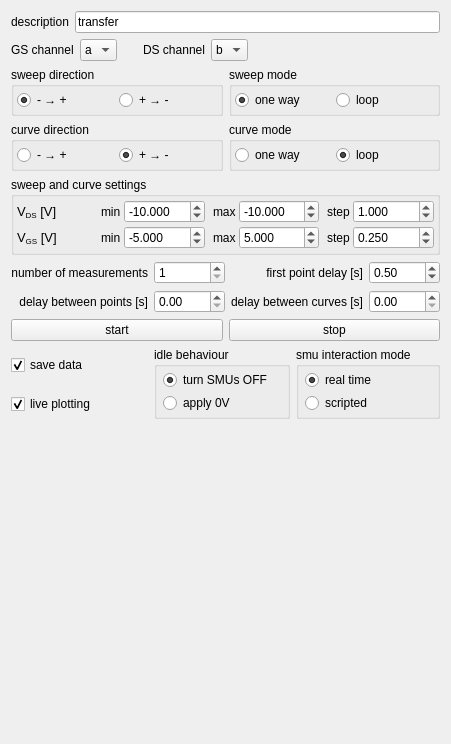
Above: experiments/transistor_transfer.ui from dean-nanomol/nanomol before the change. Below: the same form after it.
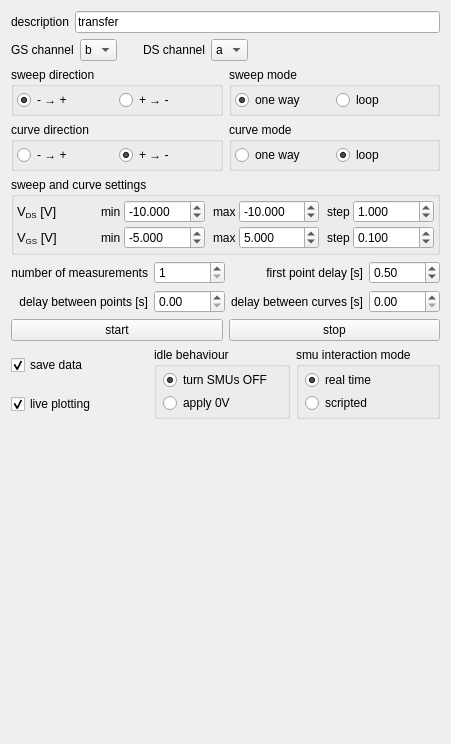
That is the form after the change.

Patch:
```diff
--- a/experiments/transistor_transfer.ui
+++ b/experiments/transistor_transfer.ui
@@ -44,7 +44,7 @@
      <item>
       <widget class="QComboBox" name="ch_GS_comboBox">
        <property name="currentIndex">
-        <number>0</number>
+        <number>1</number>
        </property>
        <item>
         <property name="text">
@@ -84,7 +84,7 @@
      <item>
       <widget class="QComboBox" name="ch_DS_comboBox">
        <property name="currentIndex">
-        <number>1</number>
+        <number>0</number>
        </property>
        <item>
         <property name="text">
@@ -561,7 +561,7 @@
            <double>0.001000000000000</double>
           </property>
           <property name="value">
-           <double>0.250000000000000</double>
+           <double>0.100000000000000</double>
           </property>
          </widget>
         </item>
```
